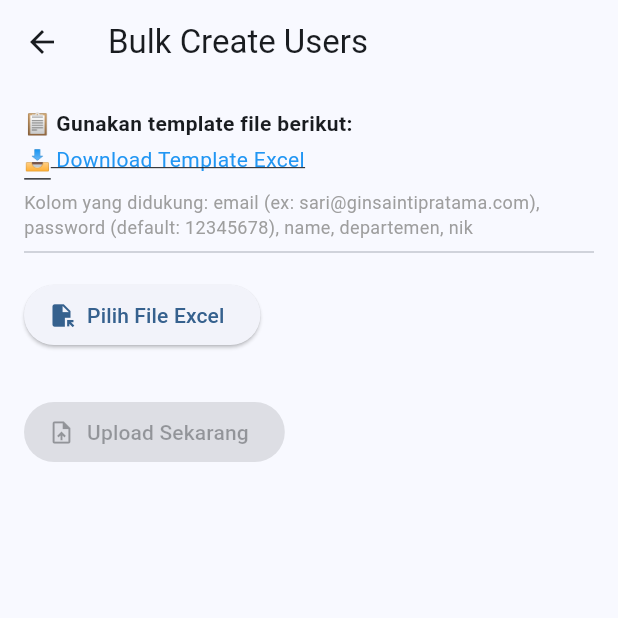
After one commit to josuastg/attendance_face_recognition, a Flutter app: the RegisterKaryawanScreen screen opened by its route, after a tap on the "upload file" icon, on a phone screen of 412 x 824 dp, the top half of it. The commit adds this screen. Run offline on Flutter 3.47's test engine with Material 3 defaults, Android fonts, the phone set to English and light mode, and no system bars; our stand-ins replace cached_network_image, camera, carousel_slider, cloud_firestore, dio, file_picker and 6 more; missing offline and left inert: app_settings, excel; accounts and stored records are empty; Roboto replaces fonts that are missing (Poppins).

Commit message:
able to update bulk create

```diff
--- /dev/null
+++ b/lib/screens/admin/register/bulkcreate.dart
@@ -0,0 +1,229 @@
+import 'dart:convert';
+import 'dart:io';
+import 'package:dio/dio.dart';
+import 'package:excel/excel.dart';
+import 'package:file_picker/file_picker.dart';
+import 'package:flutter/material.dart';
+import 'package:flutter_dotenv/flutter_dotenv.dart';
+import 'package:url_launcher/url_launcher_string.dart';
+
+class BulkUploadUsersScreen extends StatefulWidget {
+  final String adminId;
+
+  const BulkUploadUsersScreen({super.key, required this.adminId});
+
+  @override
+  State<BulkUploadUsersScreen> createState() => _BulkUploadUsersScreenState();
+}
+
+class _BulkUploadUsersScreenState extends State<BulkUploadUsersScreen> {
+  File? selectedFile;
+  bool isUploading = false;
+
+  Future<void> pickExcelFile() async {
+    final result = await FilePicker.platform.pickFiles(
+      type: FileType.custom,
+      allowedExtensions: ['xlsx'],
+    );
+
+    if (result != null) {
+      setState(() {
+        selectedFile = File(result.files.single.path!);
+      });
+    }
+  }
+
+  void showLoadingDialog() {
+    showDialog(
+      context: context,
+      barrierDismissible: false,
+      builder: (_) => const AlertDialog(
+        content: Row(
+          children: [
+            CircularProgressIndicator(),
+            SizedBox(width: 16),
+            Text("Mengunggah data..."),
+          ],
+        ),
+      ),
+    );
+  }
+
+  Future<void> uploadExcelFile() async {
+    if (selectedFile == null) return;
+
+    setState(() => isUploading = true);
+
+    try {
+      showLoadingDialog();
+      // Read Excel
+      final bytes = selectedFile!.readAsBytesSync();
+      final excel = Excel.decodeBytes(bytes);
+
+      final users = <Map<String, dynamic>>[];
+
+      for (var row in excel.tables[excel.tables.keys.first]!.rows.skip(1)) {
+        final email = row[0]?.value?.toString() ?? '';
+        final password = row[1]?.value?.toString() ?? '';
+        final name = row[2]?.value?.toString() ?? '';
+        final departemen = row[3]?.value?.toString() ?? '';
+        final nik = row.length > 4 ? row[4]?.value?.toString() ?? '' : '';
+
+        if (email.isNotEmpty && password.isNotEmpty && name.isNotEmpty && departemen.isNotEmpty && nik.isNotEmpty) {
+          users.add({
+            'email': email,
+            'password': password,
+            'name': name,
+            'departemen': departemen,
+            'nik': nik,
+          });
+        }
+      }
+
+      final dio = Dio();
+      final baseUrl = dotenv.env['API_URL'] ?? '';
+
+      final response = await dio.post(
+        'http://192.168.1.8:5001/bulk-create-users',
+        data: {'admin_id': widget.adminId, 'users': users},
+        options: Options(headers: {'Content-Type': 'application/json'}),
+      );
+      Navigator.pop(context); // Tutup loading
+
+      final data = response.data;
+      if (data['success'] == true) {
+        final created = data['created_count'];
+        final failed = data['failed_count'];
+        setState(() {
+          selectedFile = null; // Reset file setelah selesai
+        });
+        if (failed > 0) {
+          final url = data['failed_download_url'];
+          showDialog(
+            context: context,
+            builder: (_) => AlertDialog(
+              title: const Text('Sebagian Gagal'),
+              content: Text(
+                '$created berhasil, $failed gagal. Anda dapat mengunduh file error.',
+              ),
+              actions: [
+                TextButton(
+                  onPressed: () async {
+                    await launchUrlString(
+                      url,
+                      mode: LaunchMode.externalApplication,
+                    );
+                  },
+                  child: const Text('Download Error File'),
+                ),
+                TextButton(
+                  onPressed: () => Navigator.pop(context),
+                  child: const Text('Tutup'),
+                ),
+              ],
+            ),
+          );
+        } else {
+          showDialog(
+            context: context,
+            builder: (_) => AlertDialog(
+              title: const Text('Berhasil'),
+              content: Text('$created user berhasil ditambahkan.'),
+              actions: [
+                TextButton(
+                  onPressed: () => Navigator.pop(context),
+                  child: const Text('OK'),
+                ),
+              ],
+            ),
+          );
+        }
+      } else {
+        throw Exception(data['error'] ?? 'Gagal upload data.');
+      }
+    } catch (e) {
+      showDialog(
+        context: context,
+        builder: (_) => AlertDialog(
+          title: const Text('Gagal'),
+          content: Text(e.toString()),
+          actions: [
+            TextButton(
+              onPressed: () => Navigator.pop(context),
+              child: const Text('Tutup'),
+            ),
+          ],
+        ),
+      );
+    }
+    setState(() => isUploading = false);
+  }
+
+  Widget buildTemplateInfo() {
+    return Column(
+      crossAxisAlignment: CrossAxisAlignment.start,
+      children: [
+        const Text(
+          '📋 Gunakan template file berikut:',
+          style: TextStyle(fontWeight: FontWeight.bold),
+        ),
+        const SizedBox(height: 4),
+        GestureDetector(
+          onTap: () async {
+            final url = 'https://res.cloudinary.com/dthyhs6rq/raw/upload/v1752422015/template_bulk_upload_dtiqyj.xlsx';
+            await launchUrlString(url, mode: LaunchMode.externalApplication);
+          },
+          child: const Text(
+            '📥 Download Template Excel',
+            style: TextStyle(
+              color: Colors.blue,
+              decoration: TextDecoration.underline,
+            ),
+          ),
+        ),
+        const SizedBox(height: 10),
+        const Text(
+          'Kolom yang didukung: email (ex: sari@ginsaintipratama.com), password (default: 12345678), name, departemen, nik',
+          style: TextStyle(fontSize: 12, color: Colors.grey),
+        ),
+        const Divider(),
+      ],
+    );
+  }
+
+  @override
+  Widget build(BuildContext context) {
+    return Scaffold(
+      appBar: AppBar(title: const Text('Bulk Create Users')),
+      body: Padding(
+        padding: const EdgeInsets.all(16),
+        child: Column(
+          crossAxisAlignment: CrossAxisAlignment.start,
+          children: [
+            buildTemplateInfo(),
+            const SizedBox(height: 10),
+            ElevatedButton.icon(
+              onPressed: pickExcelFile,
+              icon: const Icon(Icons.file_open),
+              label: const Text('Pilih File Excel'),
+            ),
+            const SizedBox(height: 10),
+            if (selectedFile != null)
+              Text(
+                '📄 ${selectedFile!.path.split('/').last}',
+                style: const TextStyle(color: Colors.green),
+              ),
+            const SizedBox(height: 20),
+            ElevatedButton.icon(
+              onPressed: isUploading || selectedFile == null ? null : uploadExcelFile,
+              icon: const Icon(Icons.upload_file),
+              label: isUploading
+                  ? const Text('Mengunggah...')
+                  : const Text('Upload Sekarang'),
+            ),
+          ],
+        ),
+      ),
+    );
+  }
+}
--- a/lib/screens/admin/register/registerkaryawan.dart
+++ b/lib/screens/admin/register/registerkaryawan.dart
@@ -1,3 +1,4 @@
+import 'package:attendance_face_recognition/screens/admin/register/bulkcreate.dart';
 import 'package:cloud_firestore/cloud_firestore.dart';
 import 'package:firebase_auth/firebase_auth.dart';
 import 'package:flutter/material.dart';
@@ -143,6 +144,7 @@ class _RegisterKaryawanScreenState extends State<RegisterKaryawanScreen> {
               'departement': _selectedDepartemen,
               'role': 'karyawan',
               'created_at': Timestamp.now(),
+              'is_active': true
             });
 
         ScaffoldMessenger.of(context).showSnackBar(
@@ -150,7 +152,7 @@ class _RegisterKaryawanScreenState extends State<RegisterKaryawanScreen> {
         );
 
         // Reset field
-        _namaController.clear();
+      _namaController.clear();
         _nikController.clear();
         _emailController.clear();
         _passwordController.clear();
@@ -172,12 +174,30 @@ class _RegisterKaryawanScreenState extends State<RegisterKaryawanScreen> {
     }
   }
 
+
   @override
   Widget build(BuildContext context) {
     return Scaffold(
       appBar: AppBar(
         title: const Text("Pendaftaran Karyawan"),
         leading: const BackButton(),
+        actions: [
+          IconButton(
+            icon: const Icon(Icons.upload_file),
+            tooltip: 'Bulk Create Users',
+            onPressed: () {
+              // Aksi ketika tombol ditekan
+              Navigator.push(
+                context,
+                MaterialPageRoute(
+                  builder: (context) => BulkUploadUsersScreen(
+                    adminId: "OqG2yAF2fWh3Xnz7SIWAIbTa43y1"
+                  ),
+                ),
+              );
+            },
+          ),
+        ],
       ),
       body: Padding(
         padding: const EdgeInsets.all(20),
```
